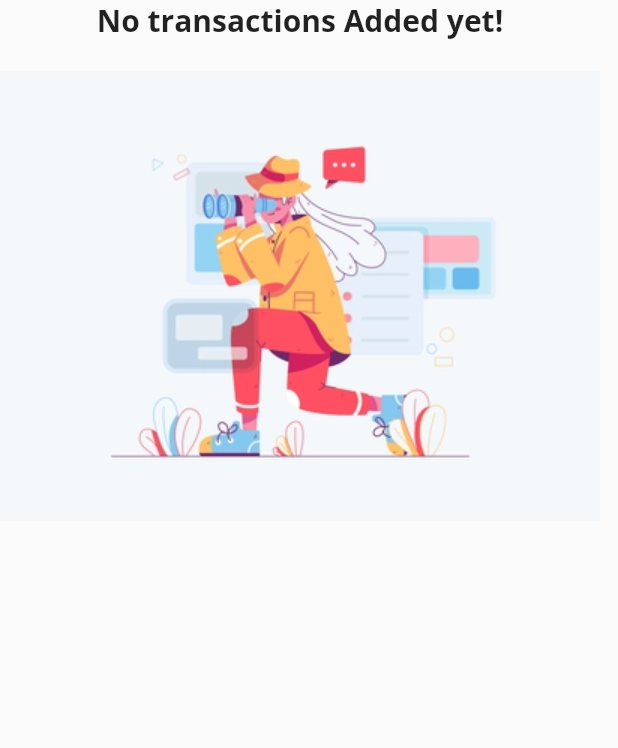
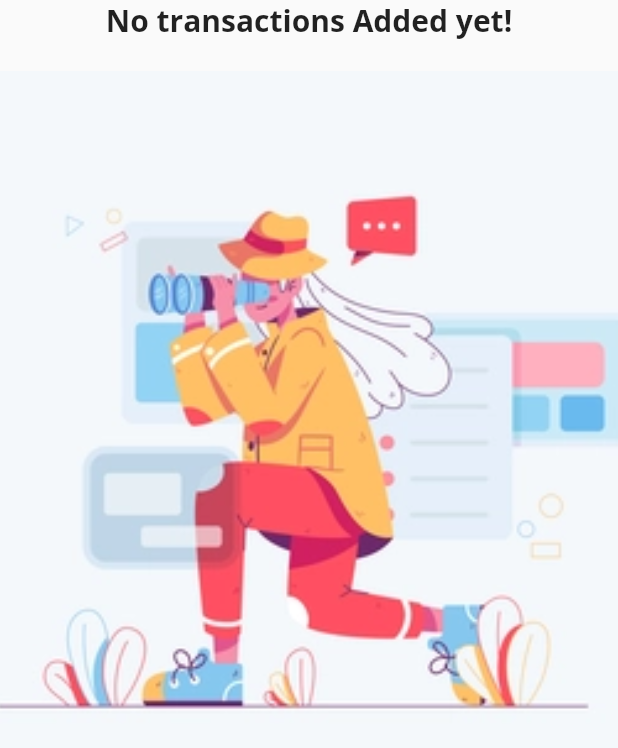
Before and after one commit to nishantnz/expense_tracker_Flutter, a Flutter app: the TransactionList widget shown alone on an empty page, opened directly with empty values, on a phone screen of 412 x 824 dp. Shown: the top 748 px of the screen. Run offline on Flutter 3.47's test engine with Material 2 defaults, Android fonts, the phone set to English and light mode, and no system bars.

Commit message:
minor changes

```diff
--- a/lib/widgets/transactions_list.dart
+++ b/lib/widgets/transactions_list.dart
@@ -1,5 +1,6 @@
 import 'package:expense_tracker/models/transaction.dart';
 import 'package:flutter/material.dart';
+import 'package:flutter/services.dart';
 import 'package:flutter/src/widgets/container.dart';
 import 'package:flutter/src/widgets/framework.dart';
 import 'package:intl/intl.dart';
@@ -12,10 +13,9 @@ class TransactionList extends StatelessWidget {
 
   @override
   Widget build(BuildContext context) {
-    return Container(
-      height: 450,
-      child: transaction.isEmpty
-          ? Column(
+    return transaction.isEmpty
+        ? LayoutBuilder(builder: (ctx, constraints) {
+            return Column(
               children: [
                 const Text(
                   "No transactions Added yet!",
@@ -25,13 +25,14 @@ class TransactionList extends StatelessWidget {
                   height: 20,
                 ),
                 Container(
-                    height: 300,
+                    height: constraints.maxHeight * 0.6,
                     child: Image.asset(
                       'assets/image/waiting.png',
                       fit: BoxFit.cover,
                     ))
               ],
-            )
+            );
+          })
         : ListView.builder(
             itemBuilder: ((context, index) {
               return Card(
@@ -55,19 +56,17 @@ class TransactionList extends StatelessWidget {
                   ),
                   title: Text(
                     transaction[index].title,
-                      style:
-                          TextStyle(fontWeight: FontWeight.bold, fontSize: 15),
+                    style: TextStyle(fontWeight: FontWeight.bold, fontSize: 15),
                   ),
                   subtitle: Text(
-                      DateFormat.yMMMMEEEEd()
-                          .add_Hm()
-                          .format(transaction[index].date),
+                    DateFormat.yMMMMEEEEd().format(transaction[index].date),
                     style: TextStyle(color: Colors.grey),
                   ),
                   trailing: IconButton(
                     icon: Icon(Icons.delete),
                     color: Colors.red,
                     onPressed: () {
+                      HapticFeedback.heavyImpact();
                       deleteTx(
                         transaction[index].id,
                       );
@@ -120,7 +119,6 @@ class TransactionList extends StatelessWidget {
                 );*/
             }),
             itemCount: transaction.length,
-            ),
           );
   }
 }
```
Lines whose indentation alone changed are shown as unchanged.
